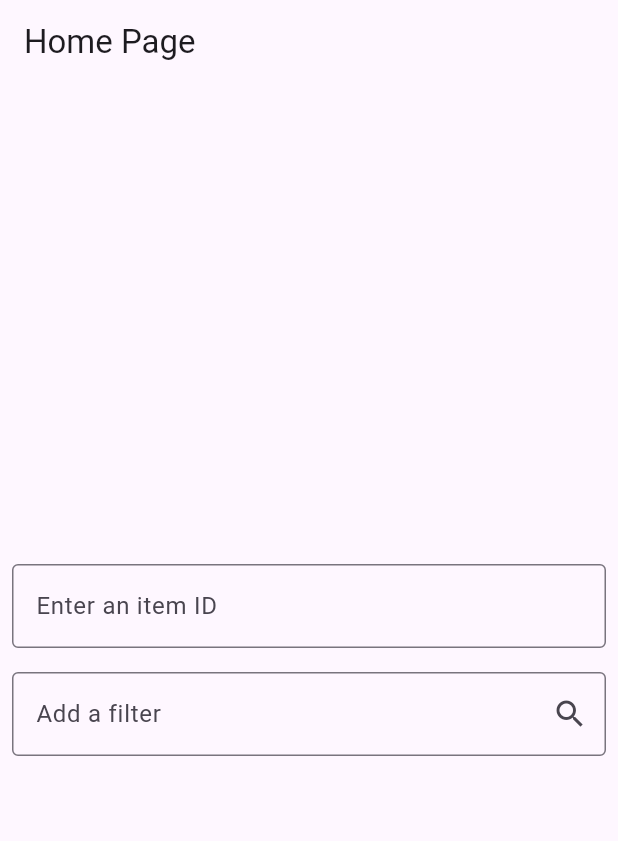
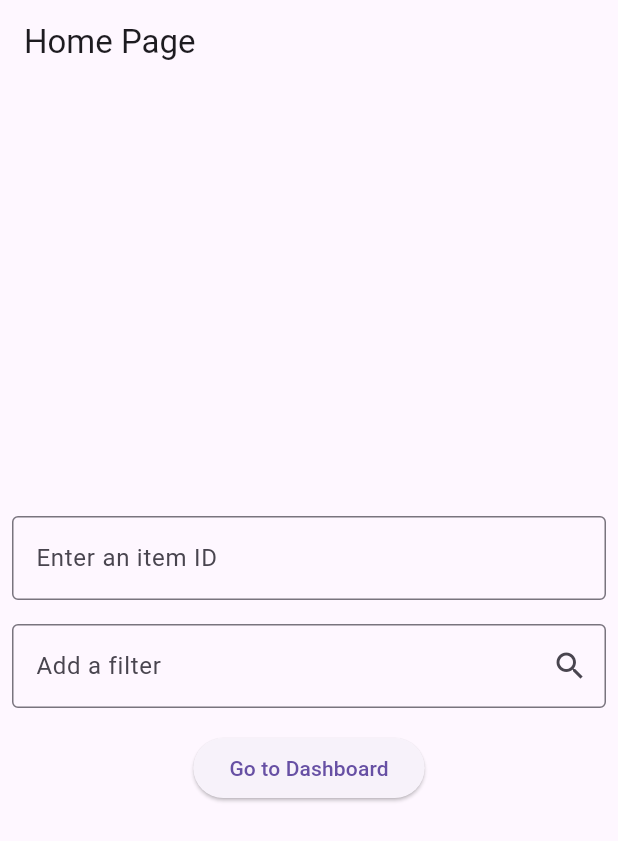
Before and after one commit to khkred/flutter_comp_go_router, a Flutter app: the screen it shows after launch, on a phone screen of 412 x 824 dp. Shown: the top 841 px of the screen. Run offline on Flutter 3.47's test engine with Material 3 defaults, Android fonts, the phone set to English and light mode, and no system bars; our stand-ins replace go_router.

Commit message:
Tabbed Content has been added

```diff
--- a/lib/app_router.dart
+++ b/lib/app_router.dart
@@ -1,4 +1,5 @@
 import 'package:flutter/material.dart';
+import 'package:flutter_comp_go_router/screens/dashboard_page.dart';
 import 'package:flutter_comp_go_router/screens/details_page.dart';
 import 'package:flutter_comp_go_router/screens/profile_page.dart';
 import 'package:flutter_comp_go_router/screens/users_page.dart';
@@ -38,6 +39,28 @@ class AppRouter {
             final String? filter = state.uri.queryParameters['filter'];
             return UsersScreen(filter: filter);
           }),
+
+      GoRoute(
+          path: '/dashboard',
+          builder: (BuildContext context, GoRouterState state) =>
+              const DashboardPage(),
+          routes: [
+            GoRoute(
+              path: 'home',
+              builder: (BuildContext context, GoRouterState state) =>
+                  const Center(child: Text("Home Tab Content")),
+            ),
+            GoRoute(
+              path: 'settings',
+              builder: (BuildContext context, GoRouterState state) =>
+                  const Center(child: Text("Settings Tab Content")),
+            ),
+            GoRoute(
+              path: 'profile',
+              builder: (BuildContext context, GoRouterState state) =>
+                  const Center(child: Text("Profile Tab Content")),
+            ),
+          ]),
     ],
   );
 }
--- a/lib/screens/home_page.dart
+++ b/lib/screens/home_page.dart
@@ -23,8 +23,7 @@ class _HomePageState extends State<HomePage> {
   Widget build(BuildContext context) {
     return Scaffold(
       appBar: AppBar(title: const Text('Home Page'),),
-      body:  Center(
-        child: Column(
+      body:  Column(
         mainAxisAlignment: MainAxisAlignment.center,
         children: [
           Padding(padding: const EdgeInsets.all(8.0),
@@ -58,8 +57,12 @@ class _HomePageState extends State<HomePage> {
               ),
             ),
           ),
+          Padding(padding: const EdgeInsets.all(8.0),
+          child: ElevatedButton(onPressed: (){
+            context.go('/dashboard');
+          }, child: const Text('Go to Dashboard'),
+          ),),
         ],
-        ),
       ),
     );
   }
```
Also changed, not shown: lib/main.dart (+6 -2 lines). Lines whose indentation alone changed are shown as unchanged.
